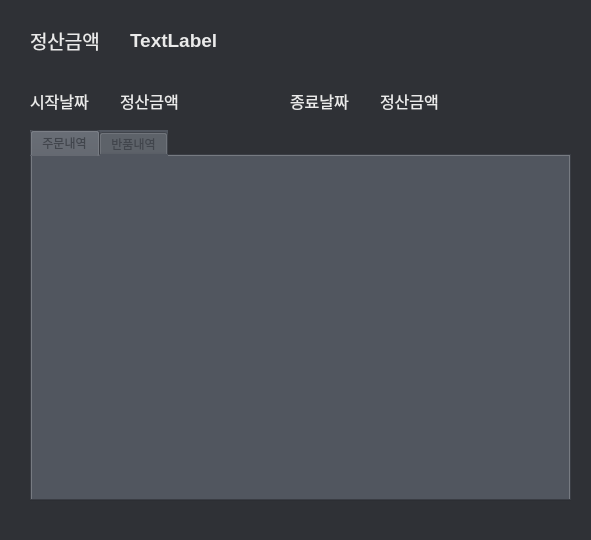
First picture: the form in GUI/CalculateDialog.ui, repository kms970/balance_calculate, before the edit.
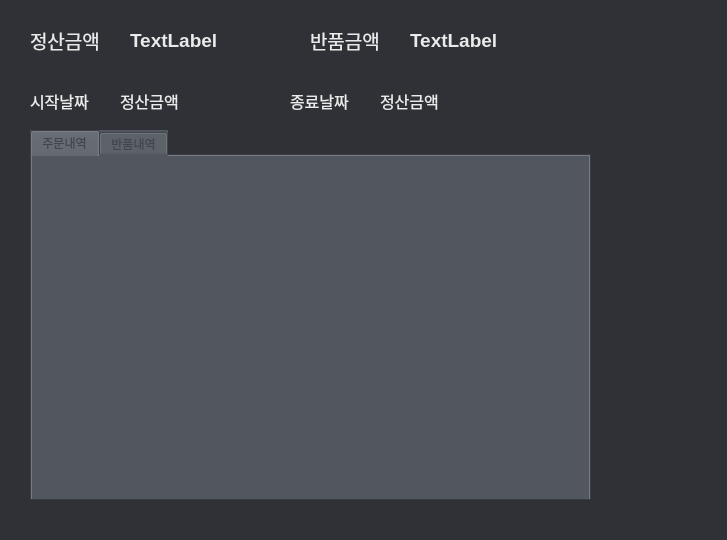
Second picture: the form after the edit.

The edit to the form file:
```diff
--- a/GUI/CalculateDialog.ui
+++ b/GUI/CalculateDialog.ui
@@ -9,7 +9,7 @@
    <rect>
     <x>0</x>
     <y>0</y>
-    <width>591</width>
+    <width>727</width>
     <height>540</height>
    </rect>
   </property>
@@ -45,7 +45,7 @@
     <rect>
      <x>130</x>
      <y>20</y>
-     <width>271</width>
+     <width>171</width>
      <height>41</height>
     </rect>
    </property>
@@ -105,30 +105,30 @@
     <string>종료날짜</string>
    </property>
   </widget>
-  <widget class="QLabel" name="CalculateAtTo">
-   <property name="geometry">
-    <rect>
-     <x>120</x>
-     <y>90</y>
-     <width>151</width>
-     <height>21</height>
-    </rect>
-   </property>
-   <property name="font">
-    <font>
-     <pointsize>12</pointsize>
-    </font>
-   </property>
-   <property name="styleSheet">
-    <string notr="true">color: rgb(234, 234, 234);</string>
-   </property>
-   <property name="text">
-    <string>정산금액</string>
-   </property>
-  </widget>
   <widget class="QLabel" name="CalculateAtFrom">
    <property name="geometry">
     <rect>
+     <x>120</x>
+     <y>90</y>
+     <width>151</width>
+     <height>21</height>
+    </rect>
+   </property>
+   <property name="font">
+    <font>
+     <pointsize>12</pointsize>
+    </font>
+   </property>
+   <property name="styleSheet">
+    <string notr="true">color: rgb(234, 234, 234);</string>
+   </property>
+   <property name="text">
+    <string>정산금액</string>
+   </property>
+  </widget>
+  <widget class="QLabel" name="CalculateAtTo">
+   <property name="geometry">
+    <rect>
      <x>380</x>
      <y>90</y>
      <width>151</width>
@@ -155,7 +155,7 @@
     <rect>
      <x>30</x>
      <y>130</y>
-     <width>541</width>
+     <width>561</width>
      <height>371</height>
     </rect>
    </property>
@@ -186,6 +186,50 @@
     </attribute>
    </widget>
   </widget>
+  <widget class="QLabel" name="label_4">
+   <property name="geometry">
+    <rect>
+     <x>310</x>
+     <y>20</y>
+     <width>81</width>
+     <height>41</height>
+    </rect>
+   </property>
+   <property name="font">
+    <font>
+     <pointsize>14</pointsize>
+    </font>
+   </property>
+   <property name="styleSheet">
+    <string notr="true">color: rgb(234, 234, 234);</string>
+   </property>
+   <property name="text">
+    <string>반품금액</string>
+   </property>
+  </widget>
+  <widget class="QLabel" name="ReturnLabel">
+   <property name="geometry">
+    <rect>
+     <x>410</x>
+     <y>20</y>
+     <width>181</width>
+     <height>41</height>
+    </rect>
+   </property>
+   <property name="font">
+    <font>
+     <pointsize>14</pointsize>
+     <weight>75</weight>
+     <bold>true</bold>
+    </font>
+   </property>
+   <property name="styleSheet">
+    <string notr="true">color: rgb(234, 234, 234);</string>
+   </property>
+   <property name="text">
+    <string>TextLabel</string>
+   </property>
+  </widget>
  </widget>
  <resources/>
  <connections/>
```
